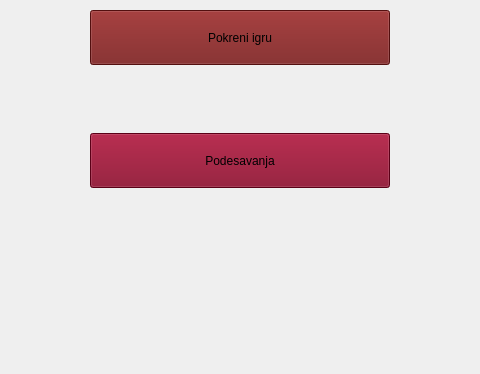
First picture: the form in application/pocetniekran.ui, repository Mihica25/Pobedi-me-ako-znas, before the edit; both pictures show x 160 to 640 and y 426 to 800 of the 800 by 800 pixel window.
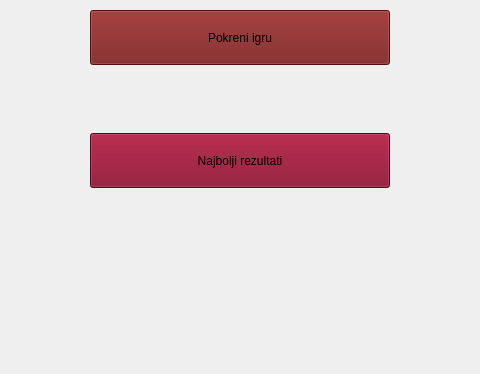
Second picture: the form after the edit.

Patch:
```diff
--- a/application/pocetniekran.ui
+++ b/application/pocetniekran.ui
@@ -87,7 +87,7 @@
          <string notr="true">background-color: #800020</string>
         </property>
         <property name="text">
-         <string>Podesavanja</string>
+         <string>Najbolji rezultati</string>
         </property>
        </widget>
       </item>
```
Left out of the diff: 2 changed lines with no effect on the pictures.
